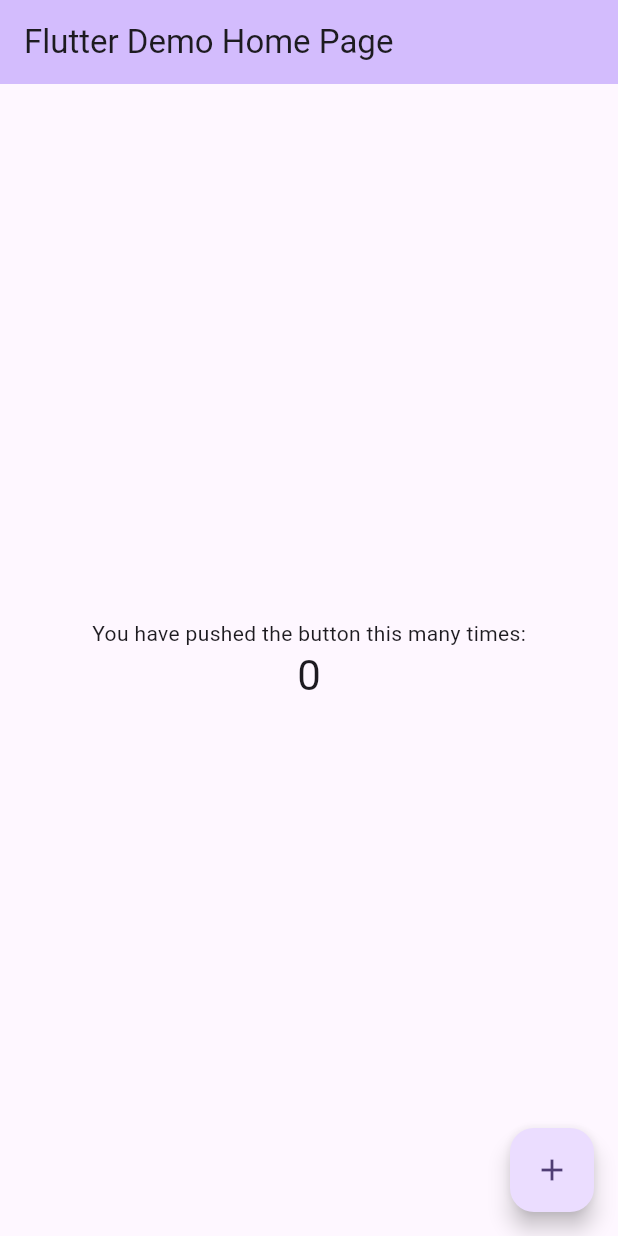
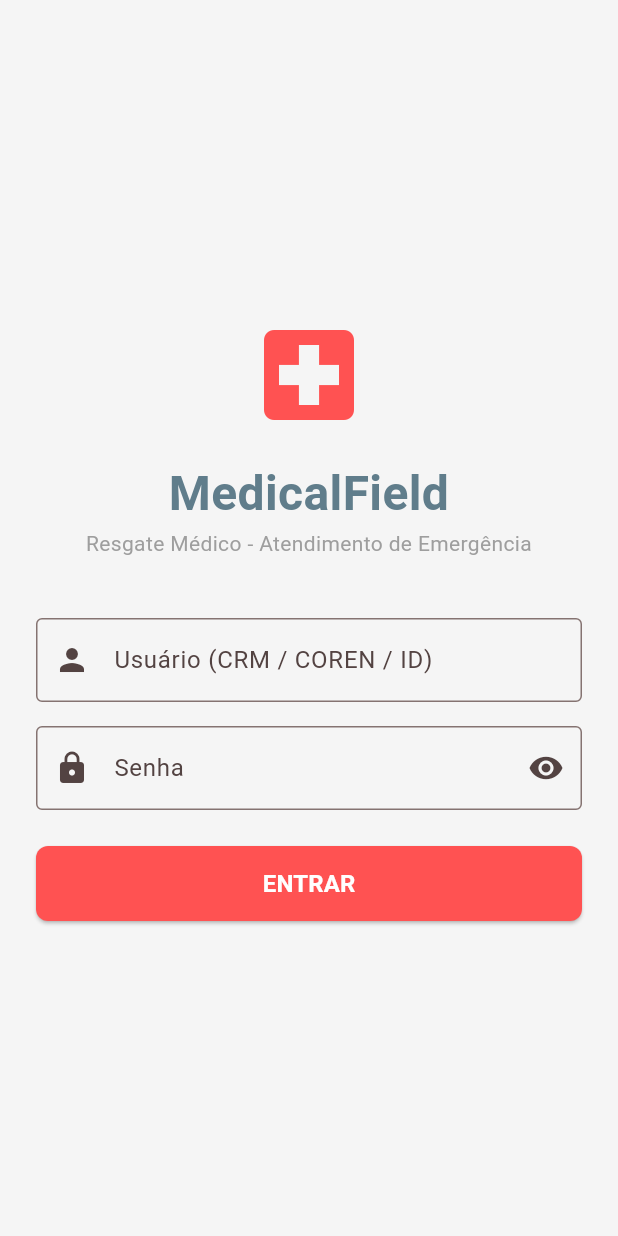
Before and after one commit to Felipe-Marchi/medicalfield_app, a Flutter app: the screen it shows after launch, on a phone screen of 412 x 824 dp. Run offline on Flutter 3.47's test engine with Material 3 defaults, Android fonts, the phone set to English and light mode, and no system bars; our stand-ins replace shared_preferences, sqflite; accounts and stored records are empty.

Commit message:
Adicionado login

```diff
--- a/lib/database/database_helper.dart
+++ b/lib/database/database_helper.dart
@@ -32,6 +32,7 @@ class DatabaseHelper {
   // Executa o script DDL de criação das tabelas locais quando o banco é criado.
   Future<void> _onCreate(Database db, int version) async {
     // 1. Tabela de Profissionais
+    // (Armazena dados do socorrista autenticado online para vinculação nos atendimentos offline. Não possui senha por segurança).
     await db.execute('''
       CREATE TABLE professionals (
         id INTEGER PRIMARY KEY AUTOINCREMENT,
--- a/lib/main.dart
+++ b/lib/main.dart
@@ -1,122 +1,38 @@
 import 'package:flutter/material.dart';
+import 'screens/home_screen.dart';
+import 'screens/login_screen.dart';
+import 'services/session_service.dart';
 
-void main() {
-  runApp(const MyApp());
+void main() async {
+  WidgetsFlutterBinding.ensureInitialized();
+
+  // Verifica se o socorrista ja possui uma sessao ativa iniciada
+  final SessionService sessionService = SessionService();
+  final bool isLoggedIn = await sessionService.isLoggedIn();
+
+  runApp(MedicalFieldApp(isLoggedIn: isLoggedIn));
 }
 
-class MyApp extends StatelessWidget {
-  const MyApp({super.key});
+// Aplicativo principal do projeto MedicalField.
+class MedicalFieldApp extends StatelessWidget {
+  final bool isLoggedIn;
 
-  // This widget is the root of your application.
+  const MedicalFieldApp({
+    super.key,
+    required this.isLoggedIn,
+  });
+
   @override
   Widget build(BuildContext context) {
     return MaterialApp(
-      title: 'Flutter Demo',
+      title: 'MedicalField',
+      debugShowCheckedModeBanner: false,
       theme: ThemeData(
-        // This is the theme of your application.
-        //
-        // TRY THIS: Try running your application with "flutter run". You'll see
-        // the application has a purple toolbar. Then, without quitting the app,
-        // try changing the seedColor in the colorScheme below to Colors.green
-        // and then invoke "hot reload" (save your changes or press the "hot
-        // reload" button in a Flutter-supported IDE, or press "r" if you used
-        // the command line to start the app).
-        //
-        // Notice that the counter didn't reset back to zero; the application
-        // state is not lost during the reload. To reset the state, use hot
-        // restart instead.
-        //
-        // This works for code too, not just values: Most code changes can be
-        // tested with just a hot reload.
-        colorScheme: .fromSeed(seedColor: Colors.deepPurple),
+        colorScheme: ColorScheme.fromSeed(seedColor: Colors.redAccent),
+        useMaterial3: true,
       ),
-      home: const MyHomePage(title: 'Flutter Demo Home Page'),
+      // Se ja estiver logado, vai direto para a HomeScreen; caso contrario, abre a LoginScreen
+      home: isLoggedIn ? const HomeScreen() : const LoginScreen(),
     );
   }
 }
-
-class MyHomePage extends StatefulWidget {
-  const MyHomePage({super.key, required this.title});
-
-  // This widget is the home page of your application. It is stateful, meaning
-  // that it has a State object (defined below) that contains fields that affect
-  // how it looks.
-
-  // This class is the configuration for the state. It holds the values (in this
-  // case the title) provided by the parent (in this case the App widget) and
-  // used by the build method of the State. Fields in a Widget subclass are
-  // always marked "final".
-
-  final String title;
-
-  @override
-  State<MyHomePage> createState() => _MyHomePageState();
-}
-
-class _MyHomePageState extends State<MyHomePage> {
-  int _counter = 0;
-
-  void _incrementCounter() {
-    setState(() {
-      // This call to setState tells the Flutter framework that something has
-      // changed in this State, which causes it to rerun the build method below
-      // so that the display can reflect the updated values. If we changed
-      // _counter without calling setState(), then the build method would not be
-      // called again, and so nothing would appear to happen.
-      _counter++;
-    });
-  }
-
-  @override
-  Widget build(BuildContext context) {
-    // This method is rerun every time setState is called, for instance as done
-    // by the _incrementCounter method above.
-    //
-    // The Flutter framework has been optimized to make rerunning build methods
-    // fast, so that you can just rebuild anything that needs updating rather
-    // than having to individually change instances of widgets.
-    return Scaffold(
-      appBar: AppBar(
-        // TRY THIS: Try changing the color here to a specific color (to
-        // Colors.amber, perhaps?) and trigger a hot reload to see the AppBar
-        // change color while the other colors stay the same.
-        backgroundColor: Theme.of(context).colorScheme.inversePrimary,
-        // Here we take the value from the MyHomePage object that was created by
-        // the App.build method, and use it to set our appbar title.
-        title: Text(widget.title),
-      ),
-      body: Center(
-        // Center is a layout widget. It takes a single child and positions it
-        // in the middle of the parent.
-        child: Column(
-          // Column is also a layout widget. It takes a list of children and
-          // arranges them vertically. By default, it sizes itself to fit its
-          // children horizontally, and tries to be as tall as its parent.
-          //
-          // Column has various properties to control how it sizes itself and
-          // how it positions its children. Here we use mainAxisAlignment to
-          // center the children vertically; the main axis here is the vertical
-          // axis because Columns are vertical (the cross axis would be
-          // horizontal).
-          //
-          // TRY THIS: Invoke "debug painting" (choose the "Toggle Debug Paint"
-          // action in the IDE, or press "p" in the console), to see the
-          // wireframe for each widget.
-          mainAxisAlignment: .center,
-          children: [
-            const Text('You have pushed the button this many times:'),
-            Text(
-              '$_counter',
-              style: Theme.of(context).textTheme.headlineMedium,
-            ),
-          ],
-        ),
-      ),
-      floatingActionButton: FloatingActionButton(
-        onPressed: _incrementCounter,
-        tooltip: 'Increment',
-        child: const Icon(Icons.add),
-      ),
-    );
-  }
-}
--- /dev/null
+++ b/lib/screens/login_screen.dart
@@ -0,0 +1,205 @@
+import 'package:flutter/material.dart';
+import '../repositories/professional_repository.dart';
+import '../services/auth_service.dart';
+import '../services/session_service.dart';
+import 'home_screen.dart';
+
+// Tela de autenticacao de login do profissional de saude/socorrista.
+class LoginScreen extends StatefulWidget {
+  const LoginScreen({super.key});
+
+  @override
+  State<LoginScreen> createState() => _LoginScreenState();
+}
+
+class _LoginScreenState extends State<LoginScreen> {
+  final _formKey = GlobalKey<FormState>();
+  final TextEditingController _usernameController = TextEditingController();
+  final TextEditingController _passwordController = TextEditingController();
+
+  final AuthService _authService = AuthService();
+  final ProfessionalRepository _professionalRepository = ProfessionalRepository();
+  final SessionService _sessionService = SessionService();
+
+  bool _isLoading = false;
+  bool _obscurePassword = true;
+
+  @override
+  void dispose() {
+    _usernameController.dispose();
+    _passwordController.dispose();
+    super.dispose();
+  }
+
+  // Executa o fluxo de autenticacao ao clicar no botao Entrar.
+  Future<void> _handleLogin() async {
+    if (!_formKey.currentState!.validate()) return;
+
+    setState(() {
+      _isLoading = true;
+    });
+
+    final String username = _usernameController.text.trim();
+    final String password = _passwordController.text;
+
+    try {
+      final professional = await _authService.login(username, password);
+
+      if (!mounted) return;
+
+      if (professional != null) {
+        // Salva os dados do profissional no banco SQLite local e na sessao ativa
+        await _professionalRepository.saveProfessional(professional);
+        await _sessionService.saveSession(professional);
+
+        ScaffoldMessenger.of(context).showSnackBar(
+          SnackBar(
+            content: Text('Bem-vindo(a), ${professional.name}!'),
+            backgroundColor: Colors.green,
+          ),
+        );
+
+        // Redireciona para a Tela Principal do aplicativo
+        Navigator.of(context).pushReplacement(
+          MaterialPageRoute(builder: (context) => const HomeScreen()),
+        );
+      } else {
+        ScaffoldMessenger.of(context).showSnackBar(
+          const SnackBar(
+            content: Text('Usuário ou senha inválidos.'),
+            backgroundColor: Colors.red,
+          ),
+        );
+      }
+    } catch (e) {
+      if (!mounted) return;
+      ScaffoldMessenger.of(context).showSnackBar(
+        SnackBar(
+          content: Text('Erro ao conectar com o servidor: $e'),
+          backgroundColor: Colors.red,
+        ),
+      );
+    } finally {
+      if (mounted) {
+        setState(() {
+          _isLoading = false;
+        });
+      }
+    }
+  }
+
+  @override
+  Widget build(BuildContext context) {
+    return Scaffold(
+      backgroundColor: Colors.grey[100],
+      body: Center(
+        child: SingleChildScrollView(
+          padding: const EdgeInsets.all(24.0),
+          child: Form(
+            key: _formKey,
+            child: Column(
+              mainAxisAlignment: MainAxisAlignment.center,
+              crossAxisAlignment: CrossAxisAlignment.stretch,
+              children: [
+                // Icone e Titulo do Sistema
+                const Icon(
+                  Icons.local_hospital,
+                  size: 80,
+                  color: Colors.redAccent,
+                ),
+                const SizedBox(height: 16),
+                const Text(
+                  'MedicalField',
+                  textAlign: TextAlign.center,
+                  style: TextStyle(
+                    fontSize: 32,
+                    fontWeight: FontWeight.bold,
+                    color: Colors.blueGrey,
+                  ),
+                ),
+                const Text(
+                  'Resgate Médico - Atendimento de Emergência',
+                  textAlign: TextAlign.center,
+                  style: TextStyle(
+                    fontSize: 14,
+                    color: Colors.grey,
+                  ),
+                ),
+                const SizedBox(height: 40),
+
+                // Campo de Usuario
+                TextFormField(
+                  controller: _usernameController,
+                  decoration: const InputDecoration(
+                    labelText: 'Usuário (CRM / COREN / ID)',
+                    prefixIcon: Icon(Icons.person),
+                    border: OutlineInputBorder(),
+                  ),
+                  validator: (value) {
+                    if (value == null || value.trim().isEmpty) {
+                      return 'Por favor, informe o usuário.';
+                    }
+                    return null;
+                  },
+                ),
+                const SizedBox(height: 16),
+
+                // Campo de Senha
+                TextFormField(
+                  controller: _passwordController,
+                  obscureText: _obscurePassword,
+                  decoration: InputDecoration(
+                    labelText: 'Senha',
+                    prefixIcon: const Icon(Icons.lock),
+                    suffixIcon: IconButton(
+                      icon: Icon(
+                        _obscurePassword ? Icons.visibility : Icons.visibility_off,
+                      ),
+                      onPressed: () {
+                        setState(() {
+                          _obscurePassword = !_obscurePassword;
+                        });
+                      },
+                    ),
+                    border: const OutlineInputBorder(),
+                  ),
+                  validator: (value) {
+                    if (value == null || value.isEmpty) {
+                      return 'Por favor, informe a senha.';
+                    }
+                    return null;
+                  },
+                ),
+                const SizedBox(height: 24),
+
+                // Botao de Entrar
+                SizedBox(
+                  height: 50,
+                  child: ElevatedButton(
+                    style: ElevatedButton.styleFrom(
+                      backgroundColor: Colors.redAccent,
+                      foregroundColor: Colors.white,
+                      shape: RoundedRectangleBorder(
+                        borderRadius: BorderRadius.circular(8),
+                      ),
+                    ),
+                    onPressed: _isLoading ? null : _handleLogin,
+                    child: _isLoading
+                        ? const CircularProgressIndicator(color: Colors.white)
+                        : const Text(
+                            'ENTRAR',
+                            style: TextStyle(
+                              fontSize: 16,
+                              fontWeight: FontWeight.bold,
+                            ),
+                          ),
+                  ),
+                ),
+              ],
+            ),
+          ),
+        ),
+      ),
+    );
+  }
+}
--- /dev/null
+++ b/lib/services/api_config.dart
@@ -0,0 +1,6 @@
+// Classe de configuracao centralizada dos endpoints da API REST Spring Boot.
+class ApiConfig {
+  // Altere este IP para o IP da sua rede Wi-Fi local durante os testes no celular fisico.
+  // Na apresentacao final, altere para o IP da VM disponibilizada pela Univates.
+  static String baseUrl = 'http://192.168.240.147:8080';
+}
```
Also changed, not shown: lib/repositories/professional_repository.dart (added, +33 -0 lines), lib/screens/home_screen.dart (added, +87 -0 lines), lib/services/auth_service.dart (added, +36 -0 lines), lib/services/session_service.dart (added, +48 -0 lines), 1 other file.
